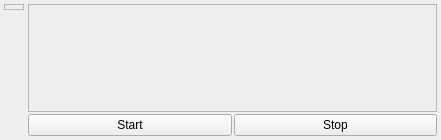
Old version of the form ui/control.ui in the repository hirikesh/gorgoneye.
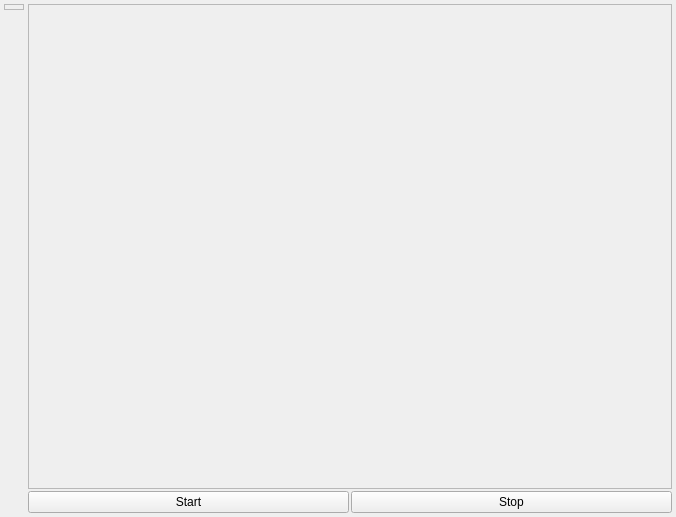
New version of the form.

Diff of the .ui file:
```diff
--- a/ui/control.ui
+++ b/ui/control.ui
@@ -6,8 +6,8 @@
    <rect>
     <x>0</x>
     <y>0</y>
-    <width>441</width>
-    <height>140</height>
+    <width>676</width>
+    <height>517</height>
    </rect>
   </property>
   <property name="sizePolicy">
@@ -84,6 +84,12 @@
          <verstretch>0</verstretch>
         </sizepolicy>
        </property>
+       <property name="minimumSize">
+        <size>
+         <width>640</width>
+         <height>480</height>
+        </size>
+       </property>
        <property name="horizontalScrollBarPolicy">
         <enum>Qt::ScrollBarAsNeeded</enum>
        </property>
@@ -95,8 +101,8 @@
          <rect>
           <x>0</x>
           <y>0</y>
-          <width>403</width>
-          <height>101</height>
+          <width>638</width>
+          <height>478</height>
          </rect>
         </property>
         <layout class="QGridLayout" name="gridLayout_2">
```
Left out of the diff: 8 changed lines with no effect on the pictures.
